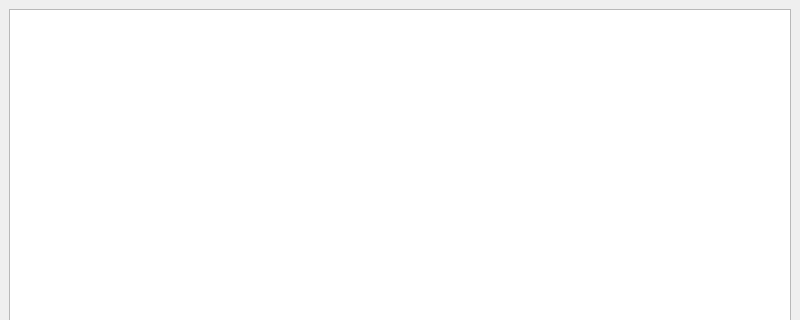
Qt form notepad.ui (AgajanNazarow/AN-Qt-Widgets-App) before a commit; both pictures show x 0 to 800 and y 0 to 320 of the 800 by 600 pixel window.
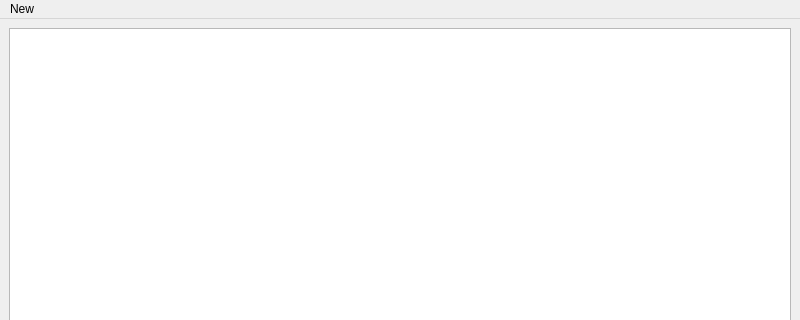
The same form after that commit.

Commit message: Added New menu item and sub items. Implemented exit.

```diff
--- a/notepad.ui
+++ b/notepad.ui
@@ -29,6 +29,17 @@
      <height>21</height>
     </rect>
    </property>
+   <widget class="QMenu" name="menuNew">
+    <property name="title">
+     <string>New</string>
+    </property>
+    <addaction name="actionOpen"/>
+    <addaction name="actionSave"/>
+    <addaction name="actionSave_As"/>
+    <addaction name="actionPrint"/>
+    <addaction name="actionExit"/>
+   </widget>
+   <addaction name="menuNew"/>
   </widget>
   <widget class="QStatusBar" name="statusbar"/>
  </widget>
```
Left out of the diff: 25 changed lines with no effect on the pictures. The commit also changes 2 other files.
